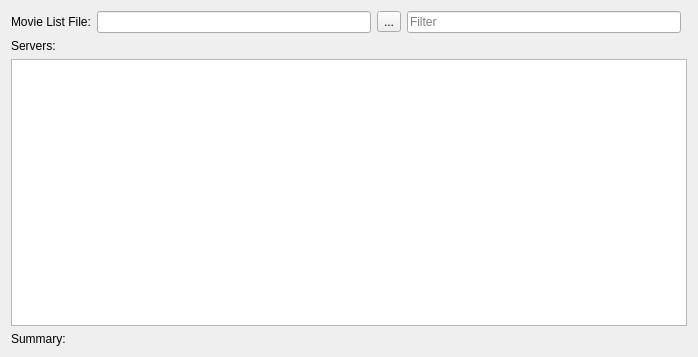
This is UI/MissingMovies.ui in towel42-com/EmbySync as Qt 5 draws it before an edit. The edited form follows.
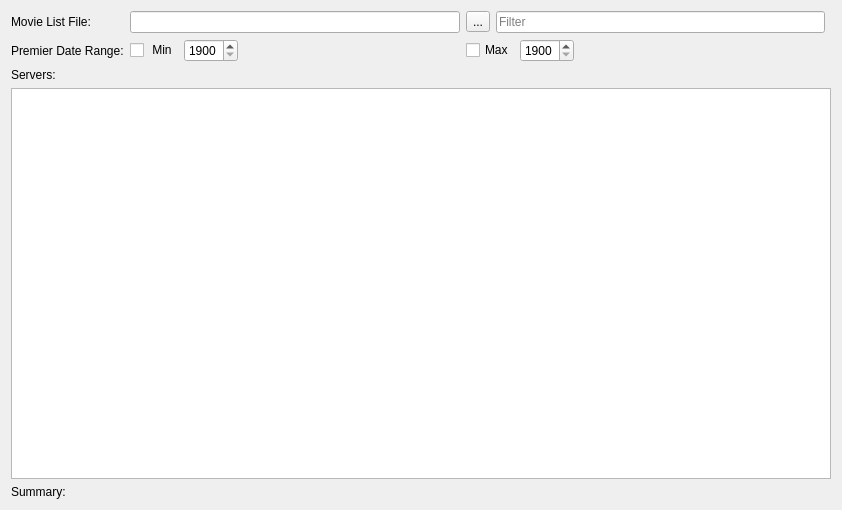
This is the edited form. Icons and pictures are not drawn. Custom widgets are drawn as their Qt base class.

Commit message: Allow a date range for missing movies

What changed in the file:
```diff
--- a/UI/MissingMovies.ui
+++ b/UI/MissingMovies.ui
@@ -6,8 +6,8 @@
    <rect>
     <x>0</x>
     <y>0</y>
-    <width>698</width>
-    <height>357</height>
+    <width>842</width>
+    <height>510</height>
    </rect>
   </property>
   <property name="windowTitle">
@@ -21,41 +21,38 @@
      </property>
      <widget class="QWidget" name="layoutWidget">
       <layout class="QGridLayout" name="gridLayout">
-       <item row="4" column="0" colspan="4">
-        <widget class="QLabel" name="serversLabel">
+       <item row="0" column="0" colspan="2">
+        <widget class="QLabel" name="label">
          <property name="text">
-          <string>Servers:</string>
+          <string>Movie List File:</string>
          </property>
         </widget>
        </item>
-       <item row="1" column="2">
-        <widget class="NSABUtils::CPathBasedDelayLineEdit" name="listFile"/>
-       </item>
-       <item row="1" column="4">
+       <item row="0" column="4">
         <widget class="QLineEdit" name="filter">
          <property name="placeholderText">
           <string>Filter</string>
          </property>
         </widget>
        </item>
-       <item row="5" column="0" colspan="6">
-        <widget class="QTreeView" name="servers">
-         <property name="alternatingRowColors">
-          <bool>true</bool>
-         </property>
-         <property name="sortingEnabled">
-          <bool>true</bool>
+       <item row="2" column="0" colspan="4">
+        <widget class="QLabel" name="serversLabel">
+         <property name="text">
+          <string>Servers:</string>
          </property>
         </widget>
        </item>
        <item row="1" column="0" colspan="2">
-        <widget class="QLabel" name="label">
+        <widget class="QLabel" name="label_2">
          <property name="text">
-          <string>Movie List File:</string>
+          <string>Premier Date Range:</string>
          </property>
         </widget>
        </item>
-       <item row="1" column="3">
+       <item row="0" column="2">
+        <widget class="NSABUtils::CPathBasedDelayLineEdit" name="listFile"/>
+       </item>
+       <item row="0" column="3">
         <widget class="QToolButton" name="listFileBtn">
          <property name="text">
           <string>...</string>
@@ -66,6 +63,114 @@
          </property>
         </widget>
        </item>
+       <item row="3" column="0" colspan="6">
+        <widget class="QTreeView" name="servers">
+         <property name="alternatingRowColors">
+          <bool>true</bool>
+         </property>
+         <property name="sortingEnabled">
+          <bool>true</bool>
+         </property>
+        </widget>
+       </item>
+       <item row="1" column="2">
+        <layout class="QHBoxLayout" name="horizontalLayout_2">
+         <item>
+          <widget class="QCheckBox" name="premierMinEnable">
+           <property name="sizePolicy">
+            <sizepolicy hsizetype="Fixed" vsizetype="Fixed">
+             <horstretch>0</horstretch>
+             <verstretch>0</verstretch>
+            </sizepolicy>
+           </property>
+           <property name="minimumSize">
+            <size>
+             <width>13</width>
+             <height>0</height>
+            </size>
+           </property>
+           <property name="text">
+            <string> Min</string>
+           </property>
+          </widget>
+         </item>
+         <item>
+          <widget class="QSpinBox" name="premierMin">
+           <property name="minimum">
+            <number>1900</number>
+           </property>
+           <property name="maximum">
+            <number>2050</number>
+           </property>
+           <property name="stepType">
+            <enum>QAbstractSpinBox::AdaptiveDecimalStepType</enum>
+           </property>
+          </widget>
+         </item>
+         <item>
+          <spacer name="horizontalSpacer_2">
+           <property name="orientation">
+            <enum>Qt::Horizontal</enum>
+           </property>
+           <property name="sizeHint" stdset="0">
+            <size>
+             <width>40</width>
+             <height>20</height>
+            </size>
+           </property>
+          </spacer>
+         </item>
+        </layout>
+       </item>
+       <item row="1" column="3" colspan="2">
+        <layout class="QHBoxLayout" name="horizontalLayout_3">
+         <item>
+          <widget class="QCheckBox" name="premierMaxEnable">
+           <property name="sizePolicy">
+            <sizepolicy hsizetype="Fixed" vsizetype="Fixed">
+             <horstretch>0</horstretch>
+             <verstretch>0</verstretch>
+            </sizepolicy>
+           </property>
+           <property name="minimumSize">
+            <size>
+             <width>13</width>
+             <height>0</height>
+            </size>
+           </property>
+           <property name="text">
+            <string>Max</string>
+           </property>
+          </widget>
+         </item>
+         <item>
+          <widget class="QSpinBox" name="premierMax">
+           <property name="minimum">
+            <number>1900</number>
+           </property>
+           <property name="maximum">
+            <number>2050</number>
+           </property>
+           <property name="stepType">
+            <enum>QAbstractSpinBox::AdaptiveDecimalStepType</enum>
+           </property>
+          </widget>
+         </item>
+         <item>
+          <spacer name="horizontalSpacer_3">
+           <property name="orientation">
+            <enum>Qt::Horizontal</enum>
+           </property>
+           <property name="sizeHint" stdset="0">
+            <size>
+             <width>40</width>
+             <height>20</height>
+            </size>
+           </property>
+          </spacer>
+         </item>
+        </layout>
+       </item>
       </layout>
      </widget>
     </widget>
```
The commit also changes 3 other files.
